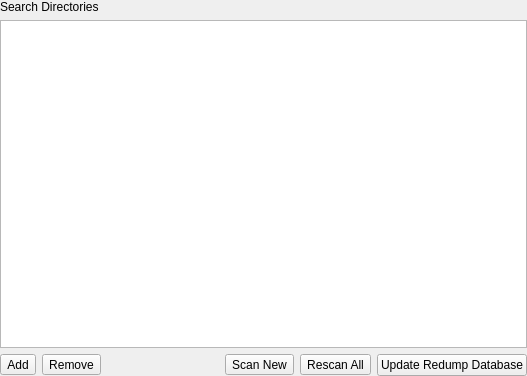
First picture: the form in src/duckstation-qt/gamelistsettingswidget.ui, repository kofxi3584karlayang/duckstation, before the edit.
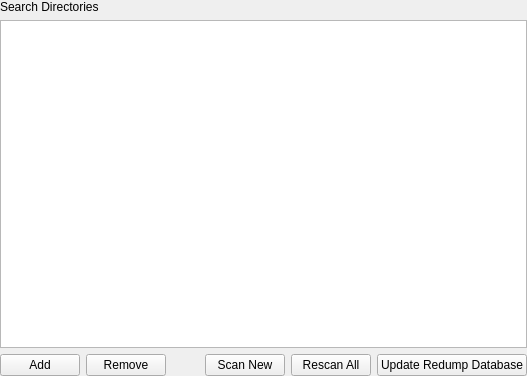
Second picture: the form after the edit. Icons and pictures are not drawn.

Commit message: Qt/GameListSettings: Use push button for all buttons

Patch:
```diff
--- a/src/duckstation-qt/gamelistsettingswidget.ui
+++ b/src/duckstation-qt/gamelistsettingswidget.ui
@@ -41,7 +41,7 @@
      <item>
       <layout class="QHBoxLayout" name="horizontalLayout">
        <item>
-        <widget class="QToolButton" name="addSearchDirectoryButton">
+        <widget class="QPushButton" name="addSearchDirectoryButton">
          <property name="text">
           <string>Add</string>
          </property>
@@ -49,13 +49,10 @@
           <iconset resource="resources/icons.qrc">
            <normaloff>:/icons/list-add.png</normaloff>:/icons/list-add.png</iconset>
          </property>
-         <property name="toolButtonStyle">
-          <enum>Qt::ToolButtonTextBesideIcon</enum>
-         </property>
         </widget>
        </item>
        <item>
-        <widget class="QToolButton" name="removeSearchDirectoryButton">
+        <widget class="QPushButton" name="removeSearchDirectoryButton">
          <property name="text">
           <string>Remove</string>
          </property>
@@ -63,9 +60,6 @@
           <iconset resource="resources/icons.qrc">
            <normaloff>:/icons/list-remove.png</normaloff>:/icons/list-remove.png</iconset>
          </property>
-         <property name="toolButtonStyle">
-          <enum>Qt::ToolButtonTextBesideIcon</enum>
-         </property>
         </widget>
        </item>
        <item>
@@ -82,7 +76,7 @@
         </spacer>
        </item>
        <item>
-        <widget class="QToolButton" name="scanForNewGames">
+        <widget class="QPushButton" name="scanForNewGames">
          <property name="text">
           <string>Scan New</string>
          </property>
@@ -90,13 +84,10 @@
           <iconset resource="resources/icons.qrc">
            <normaloff>:/icons/folder-open.png</normaloff>:/icons/folder-open.png</iconset>
          </property>
-         <property name="toolButtonStyle">
-          <enum>Qt::ToolButtonTextBesideIcon</enum>
-         </property>
         </widget>
        </item>
        <item>
-        <widget class="QToolButton" name="rescanAllGames">
+        <widget class="QPushButton" name="rescanAllGames">
          <property name="text">
           <string>Rescan All</string>
          </property>
@@ -104,9 +95,6 @@
           <iconset resource="resources/icons.qrc">
            <normaloff>:/icons/view-refresh.png</normaloff>:/icons/view-refresh.png</iconset>
          </property>
-         <property name="toolButtonStyle">
-          <enum>Qt::ToolButtonTextBesideIcon</enum>
-         </property>
         </widget>
        </item>
        <item>
```
The commit also changes 1 other file.
